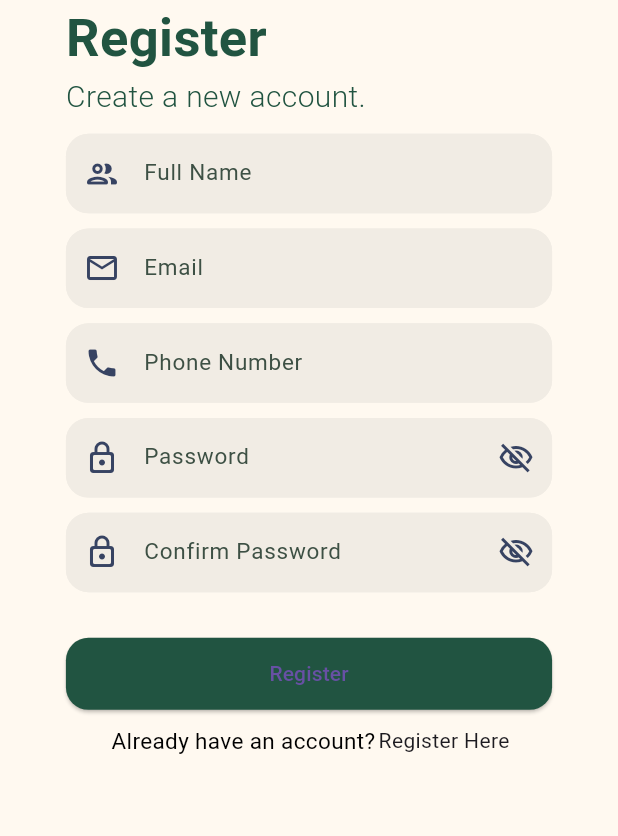
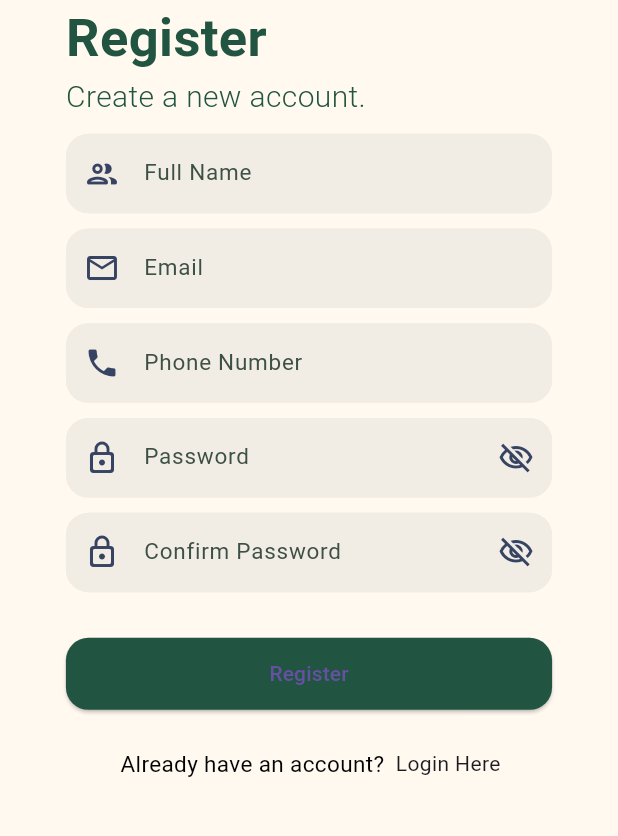
Before and after one commit to handoyonathan/Re-Empties, a Flutter app: the RegisterPage screen opened by its route, on a phone screen of 412 x 824 dp, the part 315-1151 px from its top. Run offline on Flutter 3.47's test engine with Material 3 defaults, Android fonts, the phone set to English and light mode, and no system bars; our stand-ins replace cloud_firestore, firebase_auth, firebase_core, firebase_storage, flutter_riverpod, flutter_screenutil and 6 more; accounts and stored records are empty; network calls fail; statements that could not run were skipped.

Commit message:
ADD navigation login & Register

```diff
--- a/lib/cores/components/article_preview_home.dart
+++ b/lib/cores/components/article_preview_home.dart
@@ -1,10 +1,11 @@
 import 'package:flutter/material.dart';
+import 'package:flutter_screenutil/flutter_screenutil.dart';
 import 'package:provider/provider.dart';
+
 import 'package:re_empties/cores/components/article_card.dart';
-import 'package:flutter_screenutil/flutter_screenutil.dart';
+import 'package:re_empties/cores/constant/colors.dart';
 import 'package:re_empties/features/article/view/article_view.dart';
 import 'package:re_empties/features/home/view/view%20model/article_carouselVM.dart';
-import 'package:re_empties/cores/constant/colors.dart';
 
 class ArticlePreviewHome extends StatefulWidget {
   const ArticlePreviewHome({super.key});
--- a/lib/features/authentication/viewmodel/login_viewmodel.dart
+++ b/lib/features/authentication/viewmodel/login_viewmodel.dart
@@ -1,10 +1,12 @@
 import 'dart:async';
+
 import 'package:firebase_auth/firebase_auth.dart';
+import 'package:flutter_riverpod/flutter_riverpod.dart';
+
 import 'package:re_empties/cores/template/form_notifier.dart';
 import 'package:re_empties/cores/template/form_validator.dart';
 import 'package:re_empties/cores/template/text_input_model.dart';
 import 'package:re_empties/features/authentication/model/auth_model.dart';
-import 'package:flutter_riverpod/flutter_riverpod.dart';
 
 final loginVM = ChangeNotifierProvider.autoDispose(LoginVM.new);
 
--- a/lib/features/authentication/viewmodel/register_viewmodel.dart
+++ b/lib/features/authentication/viewmodel/register_viewmodel.dart
@@ -1,11 +1,13 @@
+import 'dart:async';
+
 import 'package:cloud_firestore/cloud_firestore.dart';
-import 'dart:async';
 import 'package:firebase_auth/firebase_auth.dart';
+import 'package:flutter_riverpod/src/change_notifier_provider.dart';
+
 import 'package:re_empties/cores/template/form_notifier.dart';
 import 'package:re_empties/cores/template/form_validator.dart';
 import 'package:re_empties/cores/template/text_input_model.dart';
 import 'package:re_empties/features/authentication/model/auth_model.dart';
-import 'package:flutter_riverpod/src/change_notifier_provider.dart';
 
 final registerVM = ChangeNotifierProvider.autoDispose(RegisterVM.new);
 
--- a/lib/features/authentication/views/register_view.dart
+++ b/lib/features/authentication/views/register_view.dart
@@ -1,4 +1,7 @@
 import 'package:flutter/material.dart';
+import 'package:flutter_screenutil/src/size_extension.dart';
+import 'package:gap/gap.dart';
+
 import 'package:re_empties/cores/components/button_main_app.dart';
 import 'package:re_empties/cores/components/form_text_field.dart';
 import 'package:re_empties/cores/components/image_asset.dart';
@@ -8,23 +11,12 @@ import 'package:re_empties/cores/constant/image_path.dart';
 import 'package:re_empties/cores/constant/text_theme.dart';
 import 'package:re_empties/cores/template/view.dart';
 import 'package:re_empties/features/authentication/viewmodel/register_viewmodel.dart';
-import 'package:flutter_screenutil/src/size_extension.dart';
+import 'package:re_empties/features/authentication/views/login_view.dart';
+
 import '../../../cores/components/hidden_app_bar.dart';
-import 'package:gap/gap.dart';
 
 class RegisterPage extends StatelessWidget {
   const RegisterPage({super.key});
-
-  @override
-  Widget build(BuildContext context) => BaseView<RegisterVM>(
-        provider: registerVM,
-        appBar: (_) => const HiddenAppBar(
-          backgroundColor: Colors.transparent,
-        ),
-        builder: _buildScreen,
-        extendBodyBehindAppBar: true,
-        disableSafeArea: true,
-      );
 
   Widget _buildScreen(BuildContext context, RegisterVM vm) => Scaffold(
         backgroundColor: colors.bgColor,
@@ -123,7 +115,7 @@ class RegisterPage extends StatelessWidget {
                     text: 'Register',
                     onPressed: vm.onRegister,
                   ),
-                  Gap(10.h),
+                  Gap(25.h),
 
                   // Login option
                   Row(
@@ -139,12 +131,16 @@ class RegisterPage extends StatelessWidget {
                         ),
                         textAlign: TextAlign.center,
                       ),
+                      Gap(5.w),
                       TapDetector(
                         onTap: () {
-
+                          Navigator.push(
+                              context,
+                              MaterialPageRoute(
+                                  builder: (context) => const LoginPage()));
                         },
                         child: Text(
-                          "Register Here",
+                          "Login Here",
                           style: textTheme.subtitle.copyWith(
                               color: colors.textButton,
                               fontSize: 16,
@@ -160,4 +156,15 @@ class RegisterPage extends StatelessWidget {
           ),
         ),
       );
+
+  @override
+  Widget build(BuildContext context) => BaseView<RegisterVM>(
+        provider: registerVM,
+        appBar: (_) => const HiddenAppBar(
+          backgroundColor: Colors.transparent,
+        ),
+        builder: _buildScreen,
+        extendBodyBehindAppBar: true,
+        disableSafeArea: true,
+      );
 }
--- a/lib/features/home/view/home_view.dart
+++ b/lib/features/home/view/home_view.dart
@@ -1,8 +1,9 @@
 import 'package:flutter/material.dart';
+import 'package:flutter_screenutil/flutter_screenutil.dart';
+
+import 'package:re_empties/cores/components/alert_dialog.dart';
 import 'package:re_empties/cores/components/article_preview_home.dart';
 import 'package:re_empties/cores/components/banner_home.dart';
-import 'package:re_empties/cores/components/alert_dialog.dart';
-import 'package:flutter_screenutil/flutter_screenutil.dart';
 import 'package:re_empties/cores/components/points_card_home.dart';
 import 'package:re_empties/cores/components/send_drop_card.dart';
 import 'package:re_empties/cores/components/status_preview_home.dart';
--- a/lib/features/send_empties/viewModel/location_view_model.dart
+++ b/lib/features/send_empties/viewModel/location_view_model.dart
@@ -1,11 +1,13 @@
 import 'dart:async';
+
 import 'package:cloud_firestore/cloud_firestore.dart';
 import 'package:flutter/material.dart';
+import 'package:geolocator/geolocator.dart';
+import 'package:google_maps_flutter/google_maps_flutter.dart';
+
 import 'package:re_empties/cores/components/string_extension.dart';
 import 'package:re_empties/cores/template/notifer.dart';
 import 'package:re_empties/features/send_empties/model/location_model.dart';
-import 'package:geolocator/geolocator.dart';
-import 'package:google_maps_flutter/google_maps_flutter.dart';
 
 class LocationVM extends BaseNotifier {
   final TextEditingController userController = TextEditingController();
--- a/lib/main.dart
+++ b/lib/main.dart
@@ -12,7 +12,7 @@ void main() async {
   await Firebase.initializeApp(
     options: DefaultFirebaseOptions.currentPlatform,
   ); // Inisialisasi Firebase
-  setupRouter(initialRoute: '/'); // Setup router
+  setupRouter(initialRoute: '/login'); // Setup router
   runApp(
     const ProviderScope(
       child: MyApp(),
@@ -28,7 +28,7 @@ class MyApp extends StatelessWidget {
     // Inisialisasi ScreenUtil di sini
     ScreenUtil.init(
       context,
-      designSize: const Size(375, 812), // Ganti dengan ukuran desain Anda
+      designSize: const Size(375, 812),
       minTextAdapt: true,
       splitScreenMode: true,
     );
```
Also changed, not shown: lib/features/article/view/article_view.dart (+4 -3 lines), lib/features/article/viewmodel/articel_view_model.dart (+0 -7 lines), lib/features/authentication/views/login_view.dart (+8 -3 lines).
